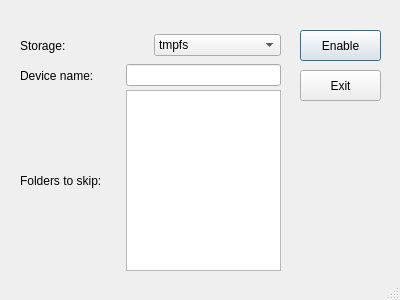
Qt form rfreeze.ui (dsilakov/rosa-freeze-ui) before a commit.
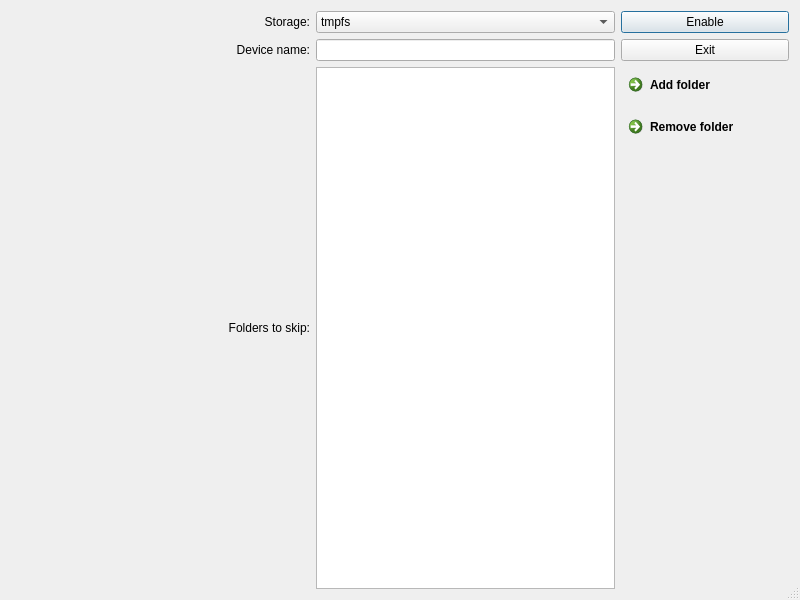
The same form after that commit. Icons and pictures are not drawn.

Patch:
```diff
--- a/rfreeze.ui
+++ b/rfreeze.ui
@@ -6,13 +6,19 @@
    <rect>
     <x>0</x>
     <y>0</y>
-    <width>400</width>
-    <height>300</height>
+    <width>800</width>
+    <height>600</height>
    </rect>
   </property>
+  <property name="sizePolicy">
+   <sizepolicy hsizetype="Expanding" vsizetype="Expanding">
+    <horstretch>0</horstretch>
+    <verstretch>0</verstretch>
+   </sizepolicy>
+  </property>
   <property name="minimumSize">
    <size>
-    <width>400</width>
+    <width>100</width>
     <height>0</height>
    </size>
   </property>
@@ -22,79 +28,37 @@
   <property name="sizeGripEnabled">
    <bool>true</bool>
   </property>
-  <widget class="QPushButton" name="btnEnable">
-   <property name="geometry">
-    <rect>
-     <x>300</x>
-     <y>30</y>
-     <width>81</width>
-     <height>31</height>
-    </rect>
-   </property>
-   <property name="text">
-    <string>Enable</string>
-   </property>
-  </widget>
-  <widget class="QPushButton" name="btnExit">
-   <property name="geometry">
-    <rect>
-     <x>300</x>
-     <y>70</y>
-     <width>81</width>
-     <height>31</height>
-    </rect>
-   </property>
-   <property name="text">
-    <string>Exit</string>
-   </property>
-  </widget>
-  <widget class="QWidget" name="horizontalLayoutWidget">
-   <property name="geometry">
-    <rect>
-     <x>20</x>
-     <y>60</y>
-     <width>261</width>
-     <height>31</height>
-    </rect>
-   </property>
+  <layout class="QGridLayout" name="gridLayout">
+   <item row="0" column="0">
    <layout class="QHBoxLayout" name="horizontalLayout">
     <item>
-     <widget class="QLabel" name="labelDevice">
-      <property name="minimumSize">
-       <size>
-        <width>100</width>
-        <height>0</height>
-       </size>
-      </property>
-      <property name="text">
-       <string>Device name:</string>
-      </property>
-     </widget>
-    </item>
+      <layout class="QVBoxLayout" name="verticalLayout_2">
     <item>
-     <widget class="QLineEdit" name="lineDevName"/>
-    </item>
-   </layout>
-  </widget>
-  <widget class="QWidget" name="horizontalLayoutWidget_2">
-   <property name="geometry">
-    <rect>
-     <x>20</x>
-     <y>30</y>
-     <width>261</width>
-     <height>31</height>
-    </rect>
-   </property>
-   <layout class="QHBoxLayout" name="horizontalLayout_2">
+        <layout class="QHBoxLayout" name="horizontalLayout_6">
     <item>
      <widget class="QLabel" name="label">
+           <property name="sizePolicy">
+            <sizepolicy hsizetype="Expanding" vsizetype="Preferred">
+             <horstretch>0</horstretch>
+             <verstretch>0</verstretch>
+            </sizepolicy>
+           </property>
       <property name="text">
        <string>Storage:</string>
       </property>
+           <property name="alignment">
+            <set>Qt::AlignRight|Qt::AlignTrailing|Qt::AlignVCenter</set>
+           </property>
      </widget>
     </item>
     <item>
      <widget class="QComboBox" name="comboStorage">
+           <property name="sizePolicy">
+            <sizepolicy hsizetype="MinimumExpanding" vsizetype="Fixed">
+             <horstretch>0</horstretch>
+             <verstretch>0</verstretch>
+            </sizepolicy>
+           </property>
       <item>
        <property name="text">
         <string>tmpfs</string>
@@ -113,35 +77,130 @@
      </widget>
     </item>
    </layout>
-  </widget>
-  <widget class="QWidget" name="horizontalLayoutWidget_3">
-   <property name="geometry">
-    <rect>
-     <x>20</x>
-     <y>90</y>
-     <width>261</width>
-     <height>181</height>
-    </rect>
-   </property>
-   <layout class="QHBoxLayout" name="horizontalLayout_3">
+       </item>
+       <item>
+        <layout class="QHBoxLayout" name="horizontalLayout_5">
+         <item>
+          <widget class="QLabel" name="labelDevice">
+           <property name="sizePolicy">
+            <sizepolicy hsizetype="Expanding" vsizetype="Preferred">
+             <horstretch>0</horstretch>
+             <verstretch>0</verstretch>
+            </sizepolicy>
+           </property>
+           <property name="minimumSize">
+            <size>
+             <width>0</width>
+             <height>0</height>
+            </size>
+           </property>
+           <property name="text">
+            <string>Device name:</string>
+           </property>
+           <property name="alignment">
+            <set>Qt::AlignRight|Qt::AlignTrailing|Qt::AlignVCenter</set>
+           </property>
+          </widget>
+         </item>
+         <item>
+          <widget class="QLineEdit" name="lineDevName">
+           <property name="sizePolicy">
+            <sizepolicy hsizetype="MinimumExpanding" vsizetype="Fixed">
+             <horstretch>0</horstretch>
+             <verstretch>0</verstretch>
+            </sizepolicy>
+           </property>
+          </widget>
+         </item>
+        </layout>
+       </item>
+       <item>
+        <layout class="QHBoxLayout" name="horizontalLayout_4">
     <item>
      <widget class="QLabel" name="label_2">
+           <property name="sizePolicy">
+            <sizepolicy hsizetype="Expanding" vsizetype="Preferred">
+             <horstretch>0</horstretch>
+             <verstretch>0</verstretch>
+            </sizepolicy>
+           </property>
       <property name="minimumSize">
        <size>
-        <width>100</width>
+             <width>0</width>
         <height>0</height>
        </size>
       </property>
       <property name="text">
        <string>Folders to skip:</string>
       </property>
+           <property name="alignment">
+            <set>Qt::AlignRight|Qt::AlignTrailing|Qt::AlignVCenter</set>
+           </property>
      </widget>
     </item>
     <item>
-     <widget class="QTextEdit" name="textSkipFolders"/>
-    </item>
-   </layout>
-  </widget>
+          <widget class="QListWidget" name="folderList"/>
+         </item>
+        </layout>
+       </item>
+      </layout>
+     </item>
+     <item>
+      <layout class="QVBoxLayout" name="verticalLayout_3">
+       <item>
+        <widget class="QPushButton" name="btnEnable">
+         <property name="text">
+          <string>Enable</string>
+         </property>
+        </widget>
+       </item>
+       <item>
+        <widget class="QPushButton" name="btnExit">
+         <property name="text">
+          <string>Exit</string>
+         </property>
+        </widget>
+       </item>
+       <item>
+        <widget class="QCommandLinkButton" name="btnAddFolder">
+         <property name="text">
+          <string>Add folder</string>
+         </property>
+         <property name="icon">
+          <iconset>
+           <normaloff>images/green-plus-th.png</normaloff>images/green-plus-th.png</iconset>
+         </property>
+        </widget>
+       </item>
+       <item>
+        <widget class="QCommandLinkButton" name="btnRmFolder">
+         <property name="text">
+          <string>Remove folder</string>
+         </property>
+         <property name="icon">
+          <iconset>
+           <normaloff>images/red-minus-th.png</normaloff>images/red-minus-th.png</iconset>
+         </property>
+        </widget>
+       </item>
+       <item>
+        <spacer name="verticalSpacer">
+         <property name="orientation">
+          <enum>Qt::Vertical</enum>
+         </property>
+         <property name="sizeHint" stdset="0">
+          <size>
+           <width>20</width>
+           <height>40</height>
+          </size>
+         </property>
+        </spacer>
+       </item>
+      </layout>
+     </item>
+    </layout>
+   </item>
+  </layout>
  </widget>
  <resources/>
  <connections/>
```
Lines whose indentation alone changed are shown as unchanged.
